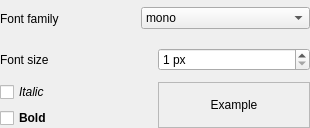
First picture: the form in resources/ui/widgets/font_widget.ui, repository open-cogsci/OpenSesame, before the edit.
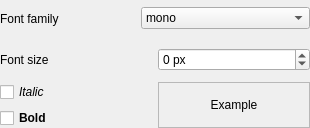
Second picture: the form after the edit.

Commit message: Improve handling of variable values - Fall back to 18 px font size in general properties - Allow variably defined font sizes in sketchpad widget - Don't crash on non-numeric values for numeric settings in sketchpad widget (penwidth etc.) - Closes #372

What changed in the file:
```diff
--- a/resources/ui/widgets/font_widget.ui
+++ b/resources/ui/widgets/font_widget.ui
@@ -99,7 +99,7 @@
          <string> px</string>
         </property>
         <property name="minimum">
-         <number>1</number>
+         <number>-1</number>
         </property>
         <property name="maximum">
          <number>1024</number>
```
The commit also changes 6 other files.
